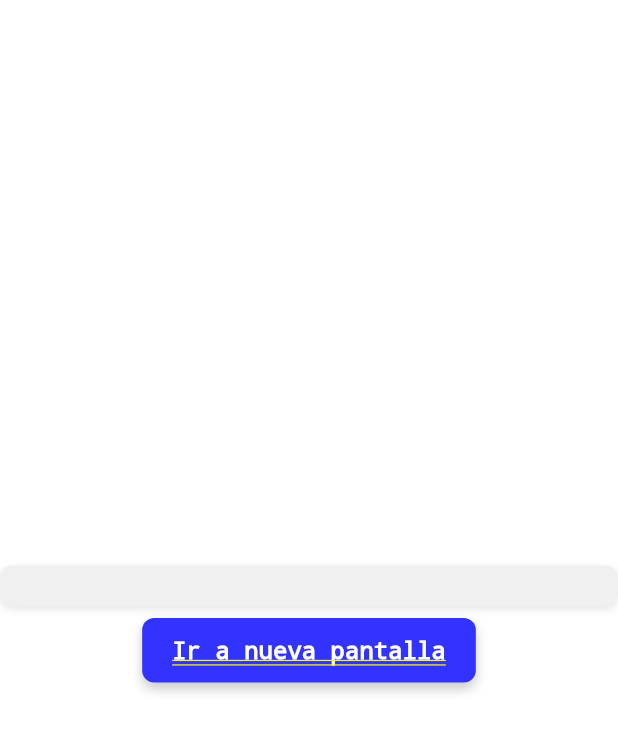
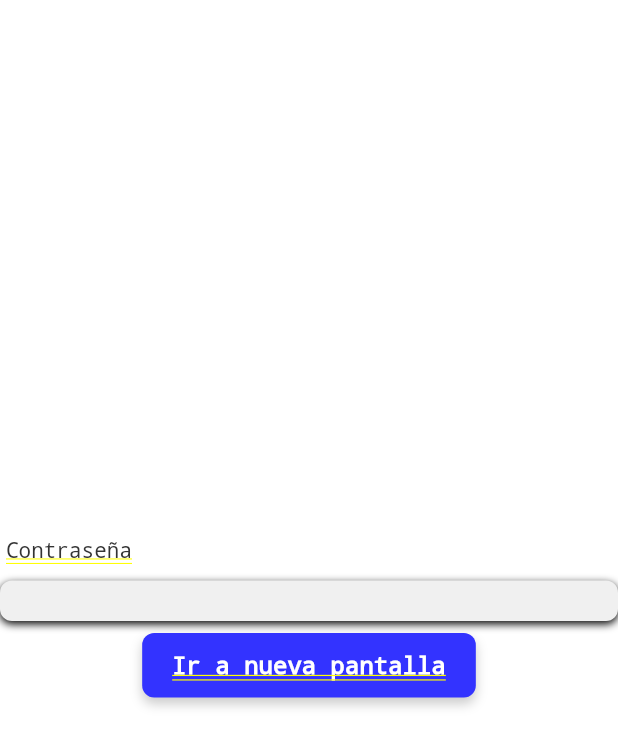
Before and after one commit to aojedacs/custom-design-flutter, a Flutter app: the screen it shows after launch, on a phone screen of 412 x 824 dp. Shown: the top 747 px of the screen. Run offline on Flutter 3.47's test engine with Material 3 defaults, Android fonts, the phone set to English and light mode, and no system bars.

Commit message:
Changes in custom input

```diff
--- a/lib/custom_input.dart
+++ b/lib/custom_input.dart
@@ -1,8 +1,8 @@
 import 'package:flutter/widgets.dart';
-import 'package:flutter/material.dart';
 
 class CustomInput extends StatelessWidget {
   final String text;
+  final String label;
   final TextEditingController controller;
   final bool isPassword;
   final TextInputType keyboardType;
@@ -10,6 +10,7 @@ class CustomInput extends StatelessWidget {
   const CustomInput({
     super.key,
     required this.text,
+    required this.label,
     required this.controller,
     this.isPassword = false,
     this.keyboardType = TextInputType.text,
@@ -17,7 +18,20 @@ class CustomInput extends StatelessWidget {
 
   @override
   Widget build(BuildContext context) {
-    return Container(
+    return Column(
+      crossAxisAlignment: CrossAxisAlignment.start,
+      children: [
+        Padding(
+          padding: const EdgeInsets.only(left: 4, bottom: 4),
+          child: Text(
+            label,
+            style: const TextStyle(
+                fontSize: 14,
+                fontWeight: FontWeight.w500,
+                color: Color(0xff333333)),
+          ),
+        ),
+        Container(
           margin: const EdgeInsets.symmetric(vertical: 8),
           padding: const EdgeInsets.symmetric(horizontal: 10, vertical: 4),
           decoration: BoxDecoration(
@@ -25,32 +39,23 @@ class CustomInput extends StatelessWidget {
               borderRadius: BorderRadius.circular(8),
               boxShadow: [
                 BoxShadow(
-              color: const Color(0xFF000000).withOpacity(0.1),
+                  color: const Color(0xFF000000),
                   offset: const Offset(0, 2),
                   blurRadius: 4,
-            ),
-          ],
-        ),
-        child:EditableText(
+                )
+              ]),
+          child: EditableText(
             controller: controller,
             focusNode: FocusNode(),
-          style: const TextStyle(fontSize: 16, color: Color(0xFF000000)),
-          cursorColor: const Color(0xFF3333FF),
-          backgroundCursorColor: const Color(0xFF3333FF),
+            style: const TextStyle(fontSize: 16, color: Color(0xff000000)),
+            cursorColor: const Color(0xff3333FF),
+            backgroundCursorColor: const Color(0xff3333FF),
             keyboardType: keyboardType,
             obscureText: isPassword,
             maxLines: 1,
           ),
-        // child: TextField(
-        //   controller: controller,
-        //   obscureText: isPassword,
-        //   keyboardType: keyboardType,
-        //   decoration: InputDecoration(
-        //     border: InputBorder.none,
-        //     hintText: text,
-        //     hintStyle: const TextStyle(color: Color(0xFF888888)),
-        //   ),
-        // )
+        )
+      ],
     );
   }
 }
--- a/lib/main_screen.dart
+++ b/lib/main_screen.dart
@@ -12,7 +12,7 @@ class MainScreen extends StatelessWidget {
         child: Column(
       mainAxisSize: MainAxisSize.min,
       children: [
-        CustomInput(text: "Ingrese texto", controller: TextEditingController(), isPassword:true),
+        CustomInput(text: "Ingrese texto", controller: TextEditingController(), label: "Contraseña", isPassword: true,),
         CustomButton(
           texto: "Ir a nueva pantalla",
           onPressed: () {
```
Lines whose indentation alone changed are shown as unchanged.
